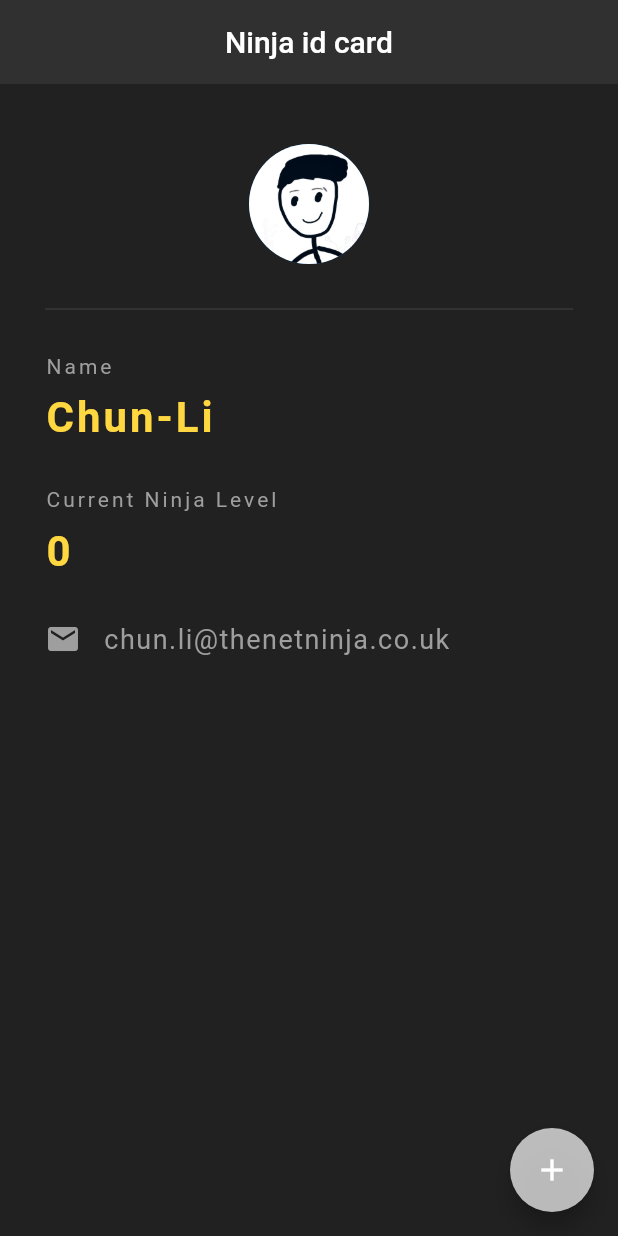
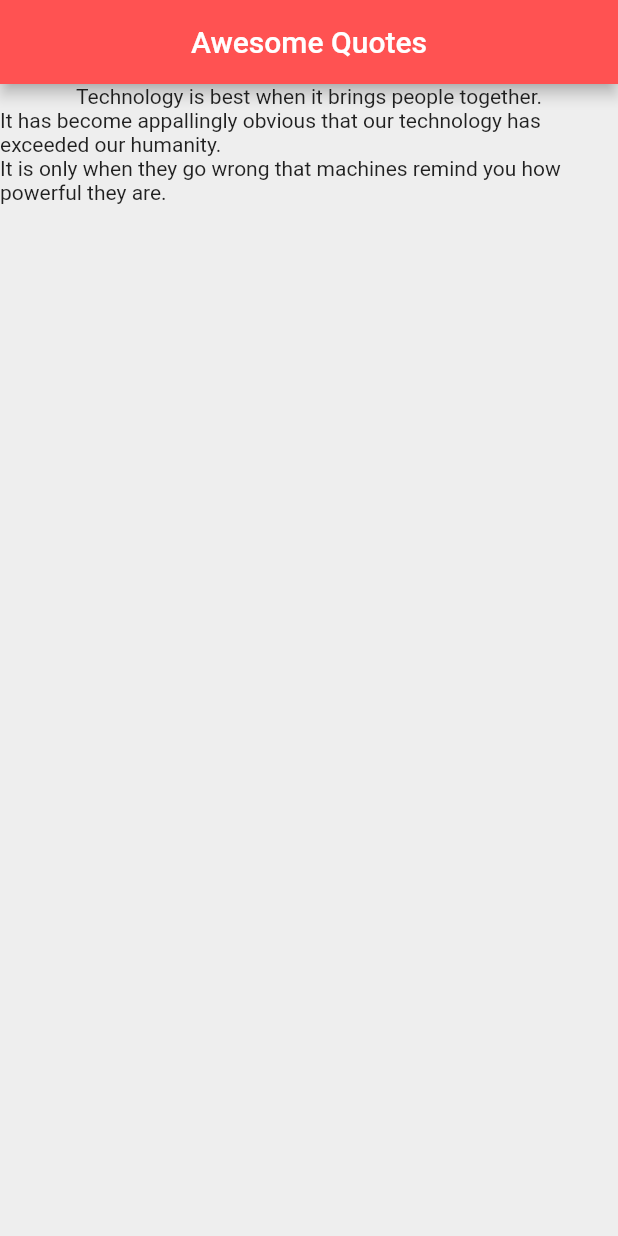
Before and after one commit to QikTech/flutter_ninja_app, a Flutter app: the screen it shows after launch, on a phone screen of 412 x 824 dp. Run offline on Flutter 3.47's test engine with Material 2 defaults, Android fonts, the phone set to English and light mode, and no system bars.

Commit message:
List of data #17

```diff
--- a/lib/main.dart
+++ b/lib/main.dart
@@ -1,106 +1,36 @@
 import 'package:flutter/material.dart';
 
 void main() {
-  runApp(MaterialApp(home: NinjaCard()));
+  runApp(MaterialApp(home: QuoteList()));
 }
 
-class NinjaCard extends StatefulWidget {
+class QuoteList extends StatefulWidget {
+  // const QuoteList({Key? key}) : super(key: key);
+
   @override
-  _NinjaCardState createState() => _NinjaCardState();
+  _QuoteListState createState() => _QuoteListState();
 }
 
-class _NinjaCardState extends State<NinjaCard> {
-  int ninjaLevel = 0;
+class _QuoteListState extends State<QuoteList> {
+  List <String> quotes=[
+    'Technology is best when it brings people together.',
+    'It has become appallingly obvious that our technology has exceeded our humanity.',
+    'It is only when they go wrong that machines remind you how powerful they are.'
+  ];
 
   @override
   Widget build(BuildContext context) {
     return Scaffold(
-      backgroundColor: Colors.grey[900],
+      backgroundColor: Colors.grey[200],
       appBar: AppBar(
-        title: Text('Ninja id card'),
+        title: Text('Awesome Quotes'),
         centerTitle: true,
-        backgroundColor: Colors.grey[850],
-        elevation: 0,
+        backgroundColor: Colors.redAccent,
       ),
-      floatingActionButton: FloatingActionButton(
-        onPressed: (){
-          setState(() {
-            ninjaLevel += 1;
-          });
-        },
-        child: Icon(Icons.add),
-        backgroundColor: Colors.white70,
-      ),
-      body: Padding(
-        padding: EdgeInsets.fromLTRB(30, 40, 30, 0),
-        child: Column(
-          crossAxisAlignment: CrossAxisAlignment.start,
-          children: [
-            Center(
-              child: CircleAvatar(
-                backgroundImage: AssetImage('assets/cyb.jpeg'),
-                radius: 40,
-              ),
-            ),
-            Divider(
-              height: 60,
-              color: Colors.grey[800],
-            ),
-            Text(
-              'Name',
-              style: TextStyle(
-                color: Colors.grey,
-                letterSpacing: 2,
-              ),
-            ),
-            SizedBox(height: 10),
-            Text(
-              'Chun-Li',
-              style: TextStyle(
-                color: Colors.amberAccent[200],
-                letterSpacing: 2,
-                fontSize: 28,
-                fontWeight: FontWeight.bold,
-              ),
-            ),
-            SizedBox(height: 30),
-            Text(
-              'Current Ninja Level',
-              style: TextStyle(
-                color: Colors.grey,
-                letterSpacing: 2,
-              ),
-            ),
-            SizedBox(
-              height: 10,
-            ),
-            Text(
-              '$ninjaLevel',
-              style: TextStyle(
-                color: Colors.amberAccent[200],
-                letterSpacing: 2,
-                fontSize: 28,
-                fontWeight: FontWeight.bold,
-              ),
-            ),
-            SizedBox(height: 30),
-            Row(
-              children: [
-                Icon(
-                  Icons.email,
-                  color: Colors.grey,
-                ),
-                SizedBox(width: 15),
-                Text(
-                  'chun.li@thenetninja.co.uk',
-                  style: TextStyle(color: Colors.grey,
-                  fontSize: 18,
-                  letterSpacing: 1),
-                )
-              ],
-            )
-          ],
-        ),
+      body: Column(
+        children: quotes.map((quote){
+          return Text(quote);
+        }).toList(),
       ),
     );
   }
```
